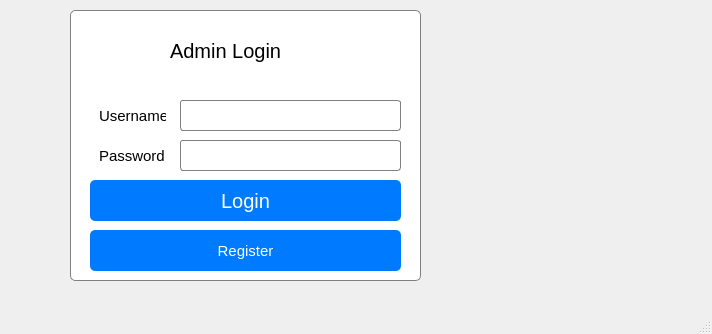
Above: mainwindow.ui from poshan12635/project before the change. Below: the same form after it.
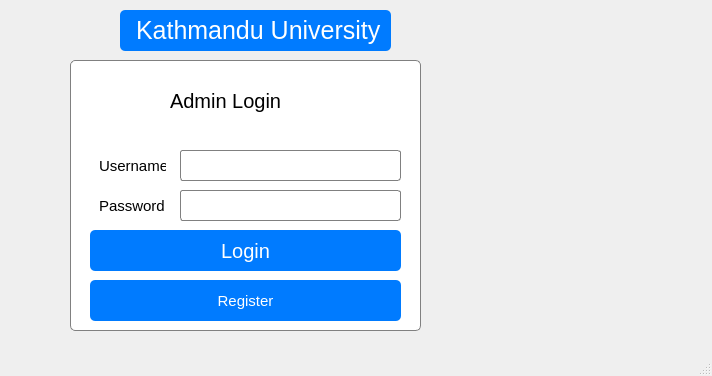
That is the form after the change. Icons and pictures are not drawn.

Patch:
```diff
--- a/mainwindow.ui
+++ b/mainwindow.ui
@@ -7,7 +7,7 @@
     <x>0</x>
     <y>0</y>
     <width>712</width>
-    <height>334</height>
+    <height>376</height>
    </rect>
   </property>
   <property name="windowTitle">
@@ -42,7 +42,7 @@
     <property name="geometry">
      <rect>
       <x>70</x>
-      <y>10</y>
+      <y>60</y>
       <width>351</width>
       <height>271</height>
      </rect>
@@ -215,6 +215,28 @@
      </property>
     </widget>
    </widget>
+   <widget class="QLabel" name="label_5">
+    <property name="geometry">
+     <rect>
+      <x>120</x>
+      <y>10</y>
+      <width>271</width>
+      <height>41</height>
+     </rect>
+    </property>
+    <property name="styleSheet">
+     <string notr="true">QLabel{
+  background-color: #007BFF; /* Blue background */
+    color: white; /* White text */
+    border: none;
+    border-radius: 5px;
+    padding: 5px 10px;
+font-size:25px;}</string>
+    </property>
+    <property name="text">
+     <string>Kathmandu University</string>
+    </property>
+   </widget>
   </widget>
   <widget class="QMenuBar" name="menubar">
    <property name="geometry">
```
